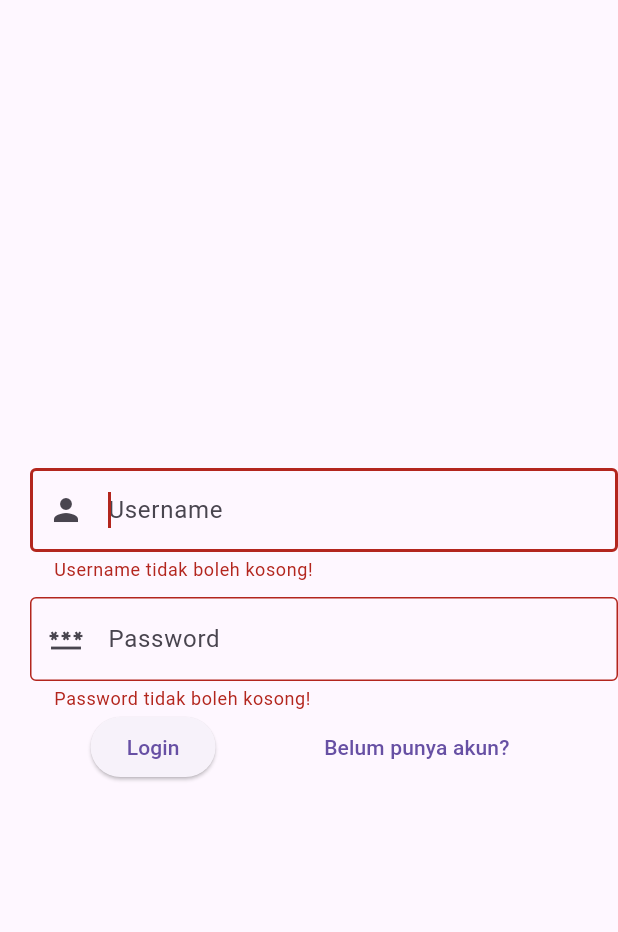
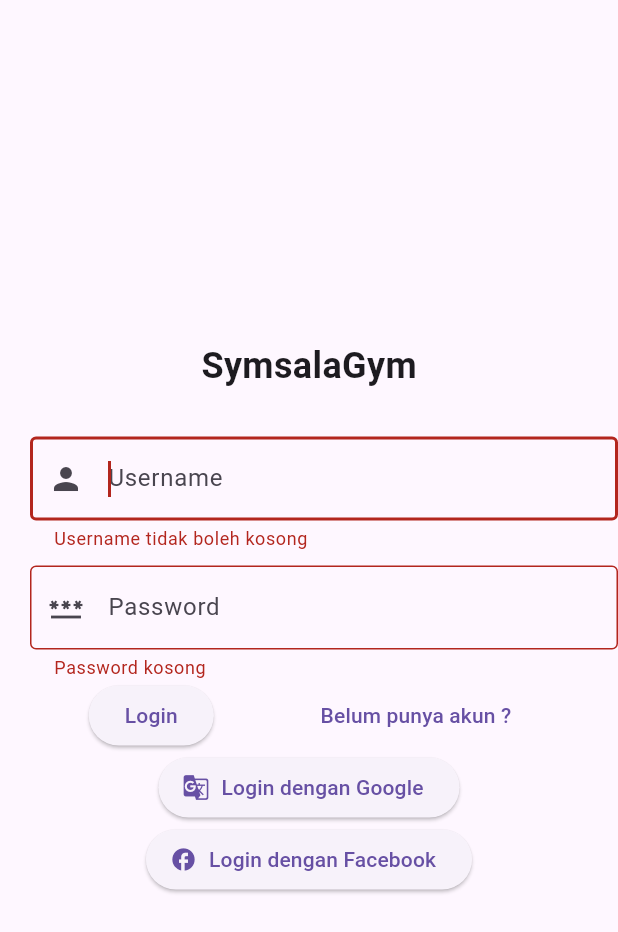
Before and after one commit to danielnoveno/5_B_Gym, a Flutter app: the screen it shows after launch, after a tap on "Login", on a phone screen of 412 x 824 dp. Shown: the top 932 px of the screen. Run offline on Flutter 3.47's test engine with Material 3 defaults, Android fonts, the phone set to English and light mode, and no system bars.

Commit message:
update login.dart

```diff
--- a/lib/view/login.dart
+++ b/lib/view/login.dart
@@ -5,7 +5,7 @@ import 'package:gd_widget2_b_11663/component/form_component.dart';
 
 //update login
 class LoginView extends StatefulWidget {
-  final Map? data; // meminta data ? artinya bisa null
+  final Map? data;
   const LoginView({super.key, this.data});
 
   @override
@@ -17,13 +17,9 @@ class _LoginViewState extends State<LoginView> {
 
   @override
   Widget build(BuildContext context) {
-    // fungsi untuk mendapatkan data dari inputan form field username dan password
     TextEditingController usernameController = TextEditingController();
     TextEditingController passwordController = TextEditingController();
-
-    // digunakan untuk memindahkan data, untuk passing
     Map? dataForm = widget.data;
-
     return Scaffold(
       body: SafeArea(
         child: Form(
@@ -31,9 +27,18 @@ class _LoginViewState extends State<LoginView> {
           child: Column(
             mainAxisAlignment: MainAxisAlignment.center,
             children: [
+              // Header 'SymsalaGym'
+              Padding(
+                padding: const EdgeInsets.only(bottom: 20),
+                child: Text(
+                  'SymsalaGym',
+                  style: TextStyle(fontSize: 24, fontWeight: FontWeight.bold),
+                ),
+              ),
+              // Username Input
               inputForm((p0) {
                 if (p0 == null || p0.isEmpty) {
-                  return "Username tidak boleh kosong!";
+                  return "Username tidak boleh kosong";
                 }
                 return null;
               },
@@ -41,33 +46,31 @@ class _LoginViewState extends State<LoginView> {
                   hintTxt: "Username",
                   helperTxt: "Inputkan User yang telah didaftar",
                   iconData: Icons.person),
+              // Password Input
               inputForm((p0) {
                 if (p0 == null || p0.isEmpty) {
-                  return "Password tidak boleh kosong!";
+                  return "Password kosong";
                 }
                 return null;
               },
                   password: true,
                   controller: passwordController,
                   hintTxt: "Password",
-                  helperTxt: "Inputkan password",
+                  helperTxt: "Inputkan Password",
                   iconData: Icons.password),
-              Row( // inisnya button karena vertikal
+              // Buttons Row
+              Row(
                 mainAxisAlignment: MainAxisAlignment.spaceEvenly,
                 children: [
                   ElevatedButton(
                     onPressed: () {
                       if (_formKey.currentState!.validate()) {
-                        // Cek apakah dataForm null
-                        if (dataForm != null &&
-                            dataForm['username'] == usernameController.text &&
+                        if (dataForm!['username'] == usernameController.text &&
                             dataForm['password'] == passwordController.text) {
                           Navigator.push(
                               context,
                               MaterialPageRoute(
-                              builder: (_) => const HomeView(),
-                            ),
-                          );
+                                  builder: (c) => const HomeView()));
                         } else {
                           showDialog(
                               context: context,
@@ -75,7 +78,8 @@ class _LoginViewState extends State<LoginView> {
                                     title: const Text('Password Salah'),
                                     content: TextButton(
                                       onPressed: () => pushRegister(context),
-                                  child: const Text('Daftar disini!!')),
+                                      child: const Text('Daftar Disini !!'),
+                                    ),
                                     actions: <Widget>[
                                       TextButton(
                                         onPressed: () =>
@@ -83,26 +87,38 @@ class _LoginViewState extends State<LoginView> {
                                         child: const Text('Cancel'),
                                       ),
                                       TextButton(
-                                  onPressed: () => Navigator.pop(context, 'OK'),
+                                        onPressed: () =>
+                                            Navigator.pop(context, 'OK'),
                                         child: const Text('OK'),
                                       ),
                                     ],
-                            ),
-                          );
+                                  ));
                         }
                       }
                     },
                     child: const Text('Login'),
                   ),
                   TextButton(
+                    onPressed: () => pushRegister(context),
+                    child: const Text('Belum punya akun ?'),
+                  ),
+                ],
+              ),
+              // Login with Google Button
+              ElevatedButton.icon(
+                icon: Icon(Icons.g_translate),
+                label: Text('Login dengan Google'),
                 onPressed: () {
-                        Map<String, dynamic> formData = {};
-                        formData['username'] = usernameController.text;
-                        formData['password'] = passwordController.text;
-                        pushRegister(context);
+                  // Handle Google login here
                 },
-                      child: const Text('Belum punya akun?')),
-                ],
+              ),
+              // Login with Facebook Button
+              ElevatedButton.icon(
+                icon: Icon(Icons.facebook),
+                label: Text('Login dengan Facebook'),
+                onPressed: () {
+                  // Handle Facebook login here
+                },
               ),
             ],
           ),
@@ -114,7 +130,8 @@ class _LoginViewState extends State<LoginView> {
   void pushRegister(BuildContext context) {
     Navigator.push(
         context,
-      MaterialPageRoute(builder: (_) => const RegisterView()),
-    );
+        MaterialPageRoute(
+          builder: (_) => const RegisterView(),
+        ));
   }
 }
```
Lines whose indentation alone changed are shown as unchanged.
